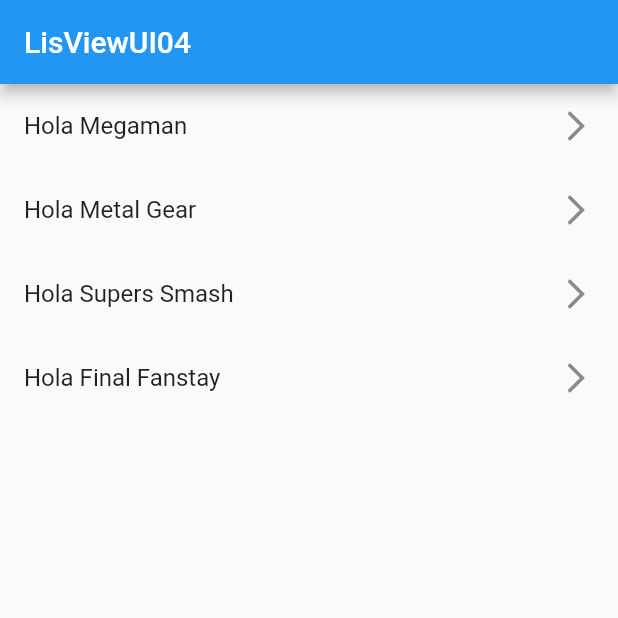
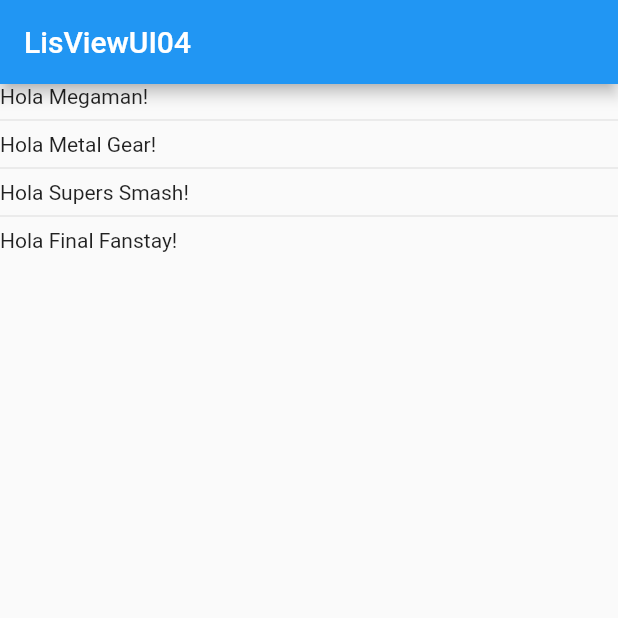
Before and after one commit to lpedrozoqd/comps_app, a Flutter app: the screen it shows after launch, on a phone screen of 412 x 824 dp, the top half of it. Run offline on Flutter 3.47's test engine with Material 2 defaults, Android fonts, the phone set to English and light mode, and no system bars.

Commit message:
Uso de ListView dinámico (P3)

```diff
--- a/lib/main.dart
+++ b/lib/main.dart
@@ -1,4 +1,4 @@
-import 'package:comps_app/ui/_4_list_view_ui.dart';
+import 'package:comps_app/ui/_5_list_view_ui.dart';
 import 'package:flutter/material.dart';
 
 void main() {
@@ -13,6 +13,6 @@
     return const MaterialApp(
         debugShowCheckedModeBanner: false,
         title: 'Componentes',
-        home: ListViewUI04());
+        home: ListViewUI05());
   }
 }
--- /dev/null
+++ b/lib/ui/_5_list_view_ui.dart
@@ -0,0 +1,24 @@
+import 'package:flutter/material.dart';
+
+class ListViewUI05 extends StatelessWidget {
+  final options = const [
+    'Megaman',
+    'Metal Gear',
+    'Supers Smash',
+    'Final Fanstay'
+  ];
+  const ListViewUI05({Key? key}) : super(key: key);
+
+  @override
+  Widget build(BuildContext context) {
+    return Scaffold(
+        appBar: AppBar(title: const Text("LisViewUI04")),
+        //Aquí se elige un constructor especial (ListView.separated) del ListView para agregar
+        //un widget separador entre ítems.
+        body: ListView.separated(
+          itemCount: options.length,
+          itemBuilder: (context, index) => Text('Hola ${options[index]}!'),
+          separatorBuilder: (context, index) => const Divider(),
+        ));
+  }
+}
```
